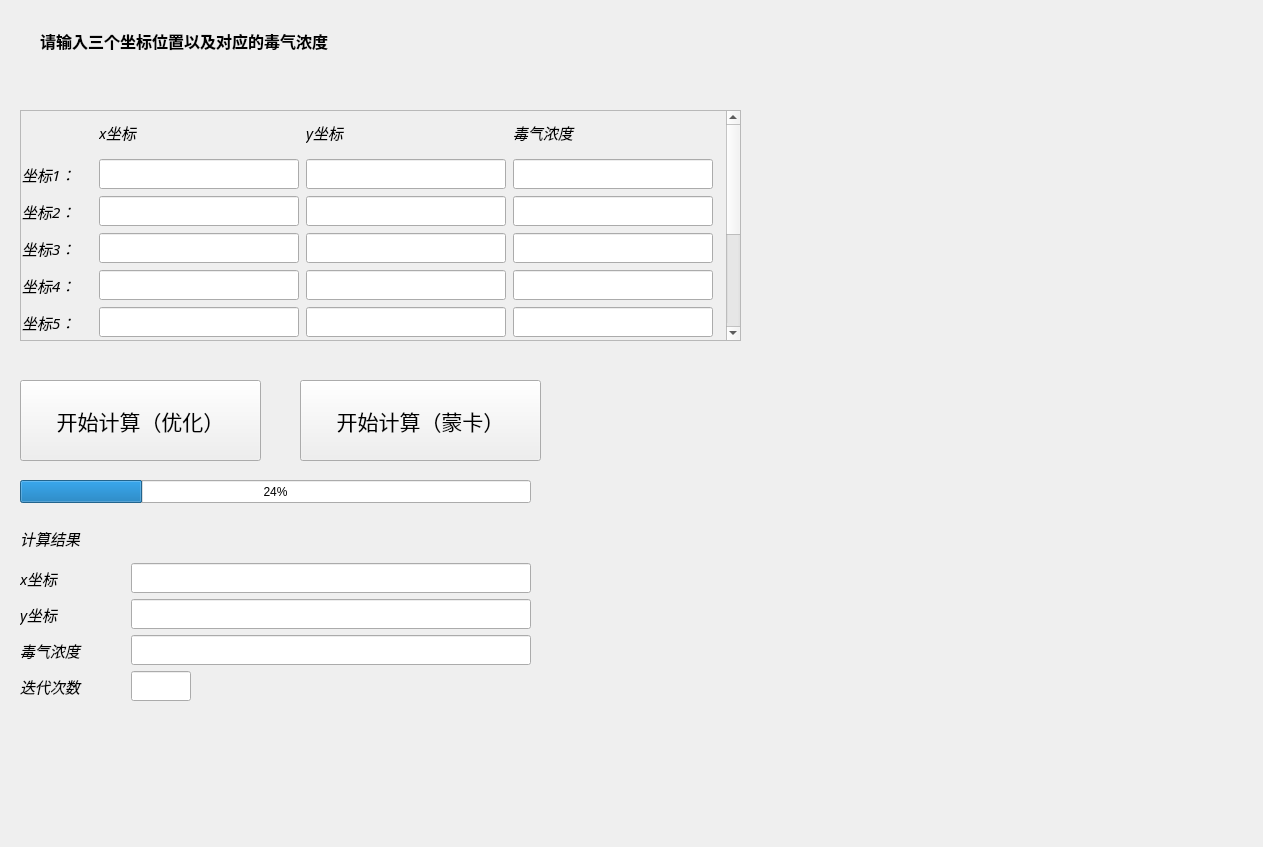
First picture: the form in first.ui, repository Aone2233/project-for-fire, before the edit.
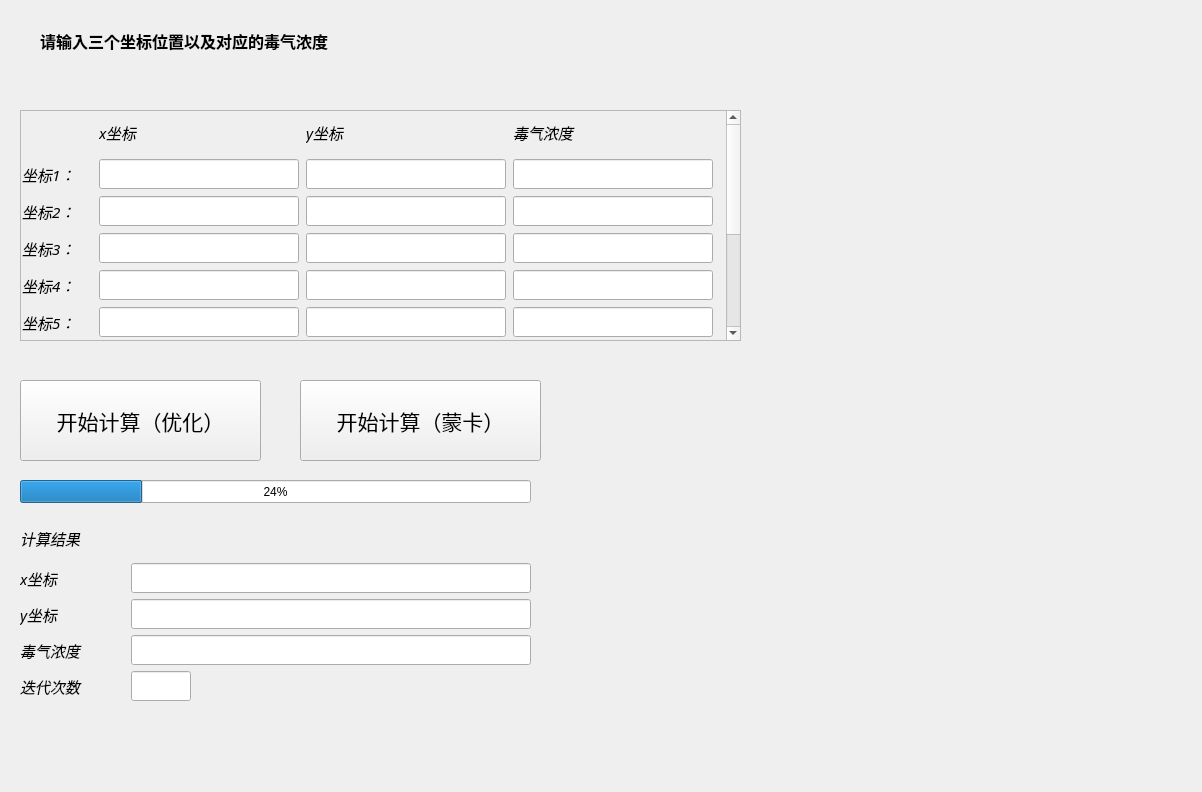
Second picture: the form after the edit.

The edit to the form file:
```diff
--- a/first.ui
+++ b/first.ui
@@ -6,8 +6,8 @@
    <rect>
     <x>0</x>
     <y>0</y>
-    <width>1263</width>
-    <height>847</height>
+    <width>1202</width>
+    <height>792</height>
    </rect>
   </property>
   <property name="windowTitle">
@@ -1105,8 +1105,8 @@
   <widget class="QWidget" name="widget" native="true">
    <property name="geometry">
     <rect>
-     <x>700</x>
-     <y>410</y>
+     <x>680</x>
+     <y>420</y>
      <width>391</width>
      <height>341</height>
     </rect>
```
Left out of the diff: 1 changed line with no effect on the pictures.
